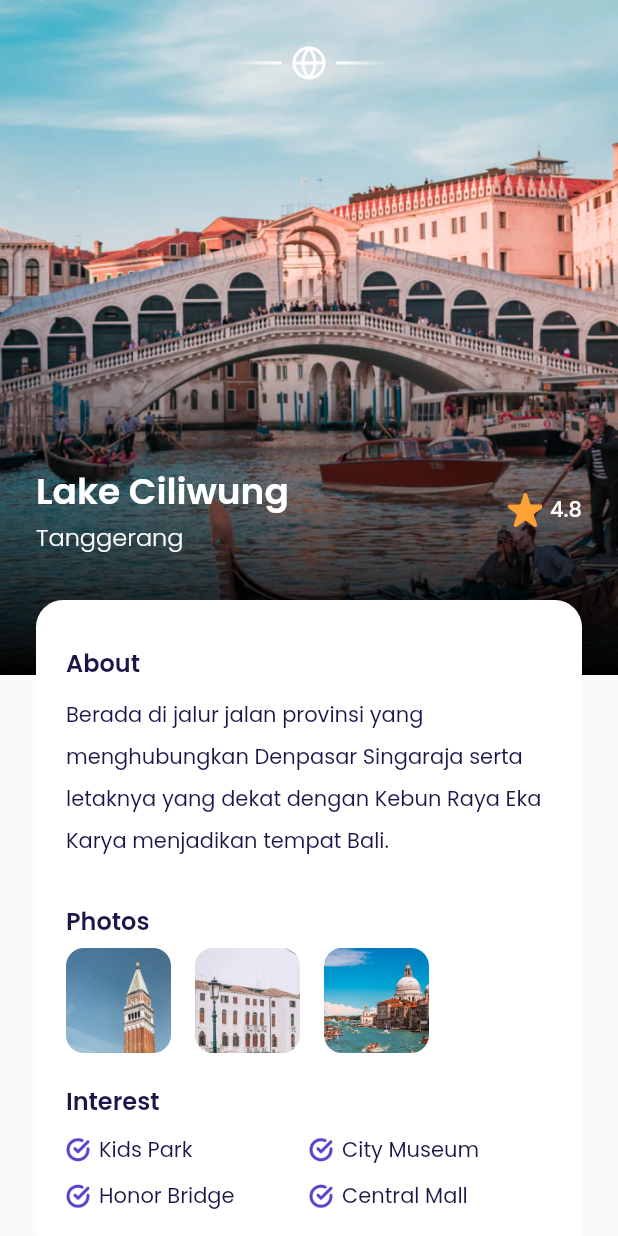
After one commit to sonex23/flutter_airplane, a Flutter app: the Detail screen opened directly, on a phone screen of 412 x 824 dp. The commit adds this screen. Run offline on Flutter 3.47's test engine with Material 2 defaults, Android fonts, the phone set to English and light mode, and no system bars; our stand-ins replace google_fonts.

Commit message:
done detail page slicing design

```diff
--- a/lib/main.dart
+++ b/lib/main.dart
@@ -1,5 +1,5 @@
 import 'package:flutter/material.dart';
-import 'package:flutter_airplane/ui/pages/splash_screen.dart';
+import 'package:airplane/ui/pages/splash_screen.dart';
 
 void main() {
   runApp(const MyApp());
--- /dev/null
+++ b/lib/ui/pages/detail.dart
@@ -0,0 +1,374 @@
+import 'package:airplane/shared/theme.dart';
+import 'package:airplane/ui/widgets/custom_button.dart';
+import 'package:flutter/material.dart';
+import 'package:intl/intl.dart';
+
+class Detail extends StatefulWidget {
+  const Detail({Key? key}) : super(key: key);
+
+  @override
+  _DetailState createState() => _DetailState();
+}
+
+class _DetailState extends State<Detail> {
+  @override
+  Widget build(BuildContext context) {
+    return Scaffold(
+      backgroundColor: kBackgroundColor,
+      body: SafeArea(
+        child: Stack(
+          children: [
+            Container(
+              width: double.infinity,
+              height: 450,
+              decoration: const BoxDecoration(
+                image: DecorationImage(
+                  image: AssetImage('assets/image_destiny_2.png'),
+                  fit: BoxFit.cover,
+                ),
+              ),
+            ),
+            Positioned.fill(
+              top: 30,
+              child: Align(
+                alignment: Alignment.topCenter,
+                child: Image.asset(
+                  "assets/emblem.png",
+                  width: 108,
+                ),
+              ),
+            ),
+            Positioned(
+              top: 236,
+              child: Container(
+                width: MediaQuery.of(context).size.width,
+                height: 214,
+                decoration: const BoxDecoration(
+                  gradient: LinearGradient(
+                    begin: Alignment.topCenter,
+                    end: Alignment.bottomCenter,
+                    colors: [
+                      Colors.transparent,
+                      Colors.black,
+                    ],
+                  ),
+                ),
+              ),
+            ),
+            SingleChildScrollView(
+              child: Container(
+                padding: EdgeInsets.symmetric(horizontal: defaultMargin),
+                child: Column(
+                  children: [
+                    const SizedBox(height: 310),
+                    Row(
+                      children: [
+                        Expanded(
+                          child: Column(
+                            crossAxisAlignment: CrossAxisAlignment.start,
+                            children: [
+                              Text(
+                                "Lake Ciliwung",
+                                style: whiteTextStyle.copyWith(
+                                  fontSize: 24,
+                                  fontWeight: semiBold,
+                                ),
+                              ),
+                              Text(
+                                "Tanggerang",
+                                style: whiteTextStyle.copyWith(
+                                  fontSize: 16,
+                                  fontWeight: light,
+                                ),
+                              ),
+                            ],
+                          ),
+                        ),
+                        Row(
+                          crossAxisAlignment: CrossAxisAlignment.center,
+                          children: [
+                            Container(
+                              margin: const EdgeInsets.only(right: 5),
+                              height: 24,
+                              width: 24,
+                              child: Image.asset("assets/icon_star.png"),
+                            ),
+                            Text(
+                              "4.8",
+                              style: whiteTextStyle.copyWith(
+                                fontSize: 14,
+                                fontWeight: medium,
+                              ),
+                            ),
+                          ],
+                        ),
+                      ],
+                    ),
+                    const SizedBox(
+                      height: 30,
+                    ),
+                    Container(
+                      padding: const EdgeInsets.symmetric(
+                        horizontal: 20,
+                        vertical: 30,
+                      ),
+                      width: double.infinity,
+                      decoration: BoxDecoration(
+                        color: Colors.white,
+                        borderRadius: BorderRadius.circular(18),
+                      ),
+                      child: Column(
+                        crossAxisAlignment: CrossAxisAlignment.start,
+                        children: [
+                          Text(
+                            "About",
+                            style: blackTextStyle.copyWith(
+                              fontSize: 16,
+                              fontWeight: semiBold,
+                            ),
+                          ),
+                          const SizedBox(height: 6),
+                          Text(
+                            "Berada di jalur jalan provinsi yang menghubungkan Denpasar Singaraja serta letaknya yang dekat dengan Kebun Raya Eka Karya menjadikan tempat Bali.",
+                            style: blackTextStyle.copyWith(
+                              fontSize: 14,
+                              fontWeight: regular,
+                              height: 2,
+                            ),
+                          ),
+                          const SizedBox(height: 30),
+                          Text(
+                            "Photos",
+                            style: blackTextStyle.copyWith(
+                              fontSize: 16,
+                              fontWeight: semiBold,
+                            ),
+                          ),
+                          const SizedBox(
+                            height: 6,
+                          ),
+                          SizedBox(
+                            height: 70,
+                            child: ListView(
+                              scrollDirection: Axis.horizontal,
+                              children: [
+                                Container(
+                                  width: 70,
+                                  height: 70,
+                                  margin: const EdgeInsets.only(right: 16),
+                                  decoration: BoxDecoration(
+                                    borderRadius: BorderRadius.circular(12),
+                                    image: const DecorationImage(
+                                      image: AssetImage(
+                                          'assets/image_destiny_6.png'),
+                                      fit: BoxFit.cover,
+                                    ),
+                                  ),
+                                ),
+                                Container(
+                                  width: 70,
+                                  height: 70,
+                                  margin: const EdgeInsets.only(right: 16),
+                                  decoration: BoxDecoration(
+                                    borderRadius: BorderRadius.circular(12),
+                                    image: const DecorationImage(
+                                      image: AssetImage(
+                                          'assets/image_destiny_7.png'),
+                                      fit: BoxFit.cover,
+                                    ),
+                                  ),
+                                ),
+                                Container(
+                                  width: 70,
+                                  height: 70,
+                                  margin: const EdgeInsets.only(right: 16),
+                                  decoration: BoxDecoration(
+                                    borderRadius: BorderRadius.circular(12),
+                                    image: const DecorationImage(
+                                      image: AssetImage(
+                                          'assets/image_destiny_8.png'),
+                                      fit: BoxFit.cover,
+                                    ),
+                                  ),
+                                ),
+                              ],
+                            ),
+                          ),
+                          const SizedBox(
+                            height: 20,
+                          ),
+                          Text(
+                            "Interest",
+                            style: blackTextStyle.copyWith(
+                              fontSize: 16,
+                              fontWeight: semiBold,
+                            ),
+                          ),
+                          const SizedBox(
+                            height: 10,
+                          ),
+                          Row(
+                            children: [
+                              Expanded(
+                                child: Column(
+                                  children: [
+                                    Row(
+                                      children: [
+                                        SizedBox(
+                                          height: 16,
+                                          width: 16,
+                                          child: Image.asset(
+                                            "assets/icon_checklist.png",
+                                          ),
+                                        ),
+                                        const SizedBox(
+                                          width: 6,
+                                        ),
+                                        Text(
+                                          "Kids Park",
+                                          style: blackTextStyle.copyWith(
+                                            fontSize: 14,
+                                            fontWeight: regular,
+                                          ),
+                                        )
+                                      ],
+                                    ),
+                                    const SizedBox(
+                                      height: 10,
+                                    ),
+                                    Row(
+                                      children: [
+                                        SizedBox(
+                                          height: 16,
+                                          width: 16,
+                                          child: Image.asset(
+                                            "assets/icon_checklist.png",
+                                          ),
+                                        ),
+                                        const SizedBox(
+                                          width: 6,
+                                        ),
+                                        Text(
+                                          "Honor Bridge",
+                                          style: blackTextStyle.copyWith(
+                                            fontSize: 14,
+                                            fontWeight: regular,
+                                          ),
+                                        )
+                                      ],
+                                    ),
+                                  ],
+                                ),
+                              ),
+                              Expanded(
+                                child: Column(
+                                  children: [
+                                    Row(
+                                      children: [
+                                        SizedBox(
+                                          height: 16,
+                                          width: 16,
+                                          child: Image.asset(
+                                            "assets/icon_checklist.png",
+                                          ),
+                                        ),
+                                        const SizedBox(
+                                          width: 6,
+                                        ),
+                                        Text(
+                                          "City Museum",
+                                          style: blackTextStyle.copyWith(
+                                            fontSize: 14,
+                                            fontWeight: regular,
+                                          ),
+                                        )
+                                      ],
+                                    ),
+                                    const SizedBox(
+                                      height: 10,
+                                    ),
+                                    Row(
+                                      children: [
+                                        SizedBox(
+                                          height: 16,
+                                          width: 16,
+                                          child: Image.asset(
+                                            "assets/icon_checklist.png",
+                                          ),
+                                        ),
+                                        const SizedBox(
+                                          width: 6,
+                                        ),
+                                        Text(
+                                          "Central Mall",
+                                          style: blackTextStyle.copyWith(
+                                            fontSize: 14,
+                                            fontWeight: regular,
+                                          ),
+                                        ),
+                                      ],
+                                    ),
+                                  ],
+                                ),
+                              ),
+                            ],
+                          ),
+                        ],
+                      ),
+                    ),
+                    const SizedBox(
+                      height: 30,
+                    ),
+                    Container(
+                      margin: const EdgeInsets.only(
+                        bottom: 30,
+                      ),
+                      child: Row(
+                        children: [
+                          Expanded(
+                            child: Column(
+                              crossAxisAlignment: CrossAxisAlignment.start,
+                              mainAxisAlignment: MainAxisAlignment.spaceBetween,
+                              children: [
+                                Text(
+                                  NumberFormat.currency(
+                                          symbol: "IDR ", decimalDigits: 0)
+                                      .format(2500000),
+                                  style: blackTextStyle.copyWith(
+                                    fontSize: 18,
+                                    fontWeight: medium,
+                                  ),
+                                ),
+                                const SizedBox(
+                                  height: 5,
+                                ),
+                                Text(
+                                  "per orang",
+                                  style: greyTextStyle.copyWith(
+                                    fontSize: 14,
+                                    fontWeight: light,
+                                  ),
+                                ),
+                              ],
+                            ),
+                          ),
+                          Expanded(
+                            child: CustomButton(
+                              label: "Book Now",
+                              onTap: () {},
+                              width: double.infinity,
+                            ),
+                          ),
+                        ],
+                      ),
+                    ),
+                  ],
+                ),
+              ),
+            )
+          ],
+        ),
+      ),
+    );
+  }
+}
--- a/lib/ui/pages/get_started.dart
+++ b/lib/ui/pages/get_started.dart
@@ -1,7 +1,7 @@
 import 'package:flutter/material.dart';
-import 'package:flutter_airplane/shared/theme.dart';
-import 'package:flutter_airplane/ui/pages/sign_up.dart';
-import 'package:flutter_airplane/ui/widgets/custom_button.dart';
+import 'package:airplane/shared/theme.dart';
+import 'package:airplane/ui/pages/sign_up.dart';
+import 'package:airplane/ui/widgets/custom_button.dart';
 
 class GetStarted extends StatefulWidget {
   const GetStarted({Key? key}) : super(key: key);
--- a/lib/ui/pages/home.dart
+++ b/lib/ui/pages/home.dart
@@ -1,8 +1,8 @@
 import 'package:flutter/material.dart';
-import 'package:flutter_airplane/shared/theme.dart';
-import 'package:flutter_airplane/ui/widgets/card_destiny.dart';
-import 'package:flutter_airplane/ui/widgets/card_destiny_tile.dart';
-import 'package:flutter_airplane/ui/widgets/custom_title.dart';
+import 'package:airplane/shared/theme.dart';
+import 'package:airplane/ui/widgets/card_destiny.dart';
+import 'package:airplane/ui/widgets/card_destiny_tile.dart';
+import 'package:airplane/ui/widgets/custom_title.dart';
 
 class Home extends StatefulWidget {
   const Home({Key? key}) : super(key: key);
@@ -151,7 +151,7 @@ class _HomeState extends State<Home> {
               ),
             ),
             Positioned.fill(
-              bottom: 30,
+              bottom: 10,
               child: Align(
                 alignment: Alignment.bottomCenter,
                 child: Container(
@@ -184,14 +184,6 @@ class _HomeState extends State<Home> {
                           const Spacer(),
                           Image.asset("assets/icon_book.png", width: 24),
                           const Spacer(),
-                          // Container(
-                          //   width: 30,
-                          //   height: 2,
-                          //   decoration: BoxDecoration(
-                          //     color: kPrimaryColor,
-                          //     borderRadius: BorderRadius.circular(18),
-                          //   ),
-                          // ),
                         ],
                       ),
                       Column(
@@ -199,14 +191,6 @@ class _HomeState extends State<Home> {
                           const Spacer(),
                           Image.asset("assets/icon_credit.png", width: 24),
                           const Spacer(),
-                          // Container(
-                          //   width: 30,
-                          //   height: 2,
-                          //   decoration: BoxDecoration(
-                          //     color: kPrimaryColor,
-                          //     borderRadius: BorderRadius.circular(18),
-                          //   ),
-                          // ),
                         ],
                       ),
                       Column(
@@ -214,14 +198,6 @@ class _HomeState extends State<Home> {
                           const Spacer(),
                           Image.asset("assets/icon_setting.png", width: 24),
                           const Spacer(),
-                          // Container(
-                          //   width: 30,
-                          //   height: 2,
-                          //   decoration: BoxDecoration(
-                          //     color: kPrimaryColor,
-                          //     borderRadius: BorderRadius.circular(18),
-                          //   ),
-                          // ),
                         ],
                       ),
                     ],
--- a/lib/ui/pages/sign_up.dart
+++ b/lib/ui/pages/sign_up.dart
@@ -1,7 +1,7 @@
 import 'package:flutter/material.dart';
-import 'package:flutter_airplane/shared/theme.dart';
-import 'package:flutter_airplane/ui/widgets/custom_title.dart';
-import 'package:flutter_airplane/ui/widgets/form_sign_up.dart';
+import 'package:airplane/shared/theme.dart';
+import 'package:airplane/ui/widgets/custom_title.dart';
+import 'package:airplane/ui/widgets/form_sign_up.dart';
 
 class SignUp extends StatefulWidget {
   const SignUp({Key? key}) : super(key: key);
--- a/lib/ui/pages/splash_screen.dart
+++ b/lib/ui/pages/splash_screen.dart
@@ -1,6 +1,6 @@
 import "package:flutter/material.dart";
-import 'package:flutter_airplane/shared/theme.dart';
-import 'package:flutter_airplane/ui/pages/get_started.dart';
+import 'package:airplane/shared/theme.dart';
+import 'package:airplane/ui/pages/get_started.dart';
 
 class SplashScreen extends StatefulWidget {
   const SplashScreen({Key? key}) : super(key: key);
--- a/lib/ui/widgets/card_destiny.dart
+++ b/lib/ui/widgets/card_destiny.dart
@@ -1,5 +1,6 @@
+import 'package:airplane/ui/pages/detail.dart';
 import 'package:flutter/material.dart';
-import 'package:flutter_airplane/shared/theme.dart';
+import 'package:airplane/shared/theme.dart';
 
 class CardDestiny extends StatelessWidget {
   final double rating;
@@ -14,7 +15,12 @@ class CardDestiny extends StatelessWidget {
 
   @override
   Widget build(BuildContext context) {
-    return Container(
+    return InkWell(
+      onTap: () {
+        Navigator.push(
+            context, MaterialPageRoute(builder: (context) => const Detail()));
+      },
+      child: Container(
         margin: EdgeInsets.only(
           right: defaultMargin,
         ),
@@ -110,6 +116,7 @@ class CardDestiny extends StatelessWidget {
             ),
           ],
         ),
+      ),
     );
   }
 }
--- a/lib/ui/widgets/card_destiny_tile.dart
+++ b/lib/ui/widgets/card_destiny_tile.dart
@@ -1,5 +1,6 @@
+import 'package:airplane/ui/pages/detail.dart';
 import 'package:flutter/material.dart';
-import 'package:flutter_airplane/shared/theme.dart';
+import 'package:airplane/shared/theme.dart';
 
 class CardDestinyTile extends StatelessWidget {
   final double rating;
@@ -14,7 +15,12 @@ class CardDestinyTile extends StatelessWidget {
 
   @override
   Widget build(BuildContext context) {
-    return Container(
+    return InkWell(
+      onTap: () {
+        Navigator.push(
+            context, MaterialPageRoute(builder: (context) => const Detail()));
+      },
+      child: Container(
         margin: const EdgeInsets.only(bottom: 16),
         padding: const EdgeInsets.only(
           top: 10,
@@ -88,6 +94,7 @@ class CardDestinyTile extends StatelessWidget {
             ),
           ],
         ),
+      ),
     );
   }
 }
--- a/lib/ui/widgets/credit_card.dart
+++ b/lib/ui/widgets/credit_card.dart
@@ -1,5 +1,5 @@
 import 'package:flutter/material.dart';
-import 'package:flutter_airplane/shared/theme.dart';
+import 'package:airplane/shared/theme.dart';
 import 'package:intl/intl.dart';
 
 class CreditCard extends StatelessWidget {
@@ -104,8 +104,10 @@ class CreditCard extends StatelessWidget {
                           fontSize: 14, fontWeight: light),
                     ),
                     Text(
-                      NumberFormat.currency(locale: "in", symbol: "IDR ")
-                          .format(credit),
+                      NumberFormat.currency(
+                        symbol: "IDR ",
+                        decimalDigits: 0,
+                      ).format(credit),
                       style: whiteTextStyle.copyWith(
                         fontSize: 26,
                         fontWeight: medium,
--- a/lib/ui/widgets/custom_button.dart
+++ b/lib/ui/widgets/custom_button.dart
@@ -1,5 +1,5 @@
 import 'package:flutter/material.dart';
-import 'package:flutter_airplane/shared/theme.dart';
+import 'package:airplane/shared/theme.dart';
 
 class CustomButton extends StatelessWidget {
   final VoidCallback onTap;
--- a/lib/ui/widgets/custom_textformfield.dart
+++ b/lib/ui/widgets/custom_textformfield.dart
@@ -1,5 +1,5 @@
 import 'package:flutter/material.dart';
-import 'package:flutter_airplane/shared/theme.dart';
+import 'package:airplane/shared/theme.dart';
 
 class CustomTextFormField extends StatelessWidget {
   final String labelText;
--- a/lib/ui/widgets/custom_title.dart
+++ b/lib/ui/widgets/custom_title.dart
@@ -1,5 +1,5 @@
 import 'package:flutter/material.dart';
-import 'package:flutter_airplane/shared/theme.dart';
+import 'package:airplane/shared/theme.dart';
 
 class CustomTitle extends StatelessWidget {
   final String label;
--- a/lib/ui/widgets/form_sign_up.dart
+++ b/lib/ui/widgets/form_sign_up.dart
@@ -1,7 +1,7 @@
 import 'package:flutter/material.dart';
-import 'package:flutter_airplane/ui/pages/bonus.dart';
-import 'package:flutter_airplane/ui/widgets/custom_button.dart';
-import 'package:flutter_airplane/ui/widgets/custom_textformfield.dart';
+import 'package:airplane/ui/pages/bonus.dart';
+import 'package:airplane/ui/widgets/custom_button.dart';
+import 'package:airplane/ui/widgets/custom_textformfield.dart';
 
 class FormSignUp extends StatelessWidget {
   final GlobalKey<FormState> formKey;
@@ -50,7 +50,7 @@ class FormSignUp extends StatelessWidget {
               height: 30,
             ),
             CustomButton(
-              label: "GetStarted",
+              label: "Get Started",
               onTap: () {
                 if (formKey.currentState!.validate()) {
                   Navigator.push(context,
--- a/pubspec.yaml
+++ b/pubspec.yaml
@@ -1,4 +1,4 @@
-name: flutter_airplane
+name: airplane
 description: Aplikasi order tiket pesawat
 
 publish_to: "none" # Remove this line if you wish to publish to pub.dev
```
Also changed, not shown: lib/ui/pages/bonus.dart (+4 -4 lines), 2 other files. Lines whose indentation alone changed are shown as unchanged.
